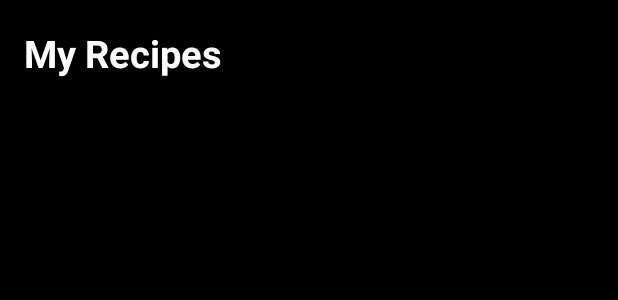
After one commit to VenujaVP/Mobile_App_Dev, an Android app: the layout activity_my_recipes.xml on its own in the app's theme, with its tools: preview values and no code run, on a phone screen of 412 x 824 dp. The commit adds this screen. Shown: the top 300 px of the screen. Run offline under Robolectric (Android 15) with nearby library versions, the phone set to English and light mode, and no system bars.

Commit message:
update13

```diff
--- /dev/null
+++ b/app/src/main/res/drawable/baseline_arrow_back_24.xml
@@ -0,0 +1,5 @@
+<vector xmlns:android="http://schemas.android.com/apk/res/android" android:autoMirrored="true" android:height="24dp" android:tint="#000000" android:viewportHeight="24" android:viewportWidth="24" android:width="24dp">
+
+    <path android:fillColor="@android:color/white" android:pathData="M20,11H7.83l5.59,-5.59L12,4l-8,8 8,8 1.41,-1.41L7.83,13H20v-2z"/>
+
+</vector>
--- /dev/null
+++ b/app/src/main/res/layout/activity_my_recipes.xml
@@ -0,0 +1,45 @@
+<?xml version="1.0" encoding="utf-8"?>
+<androidx.constraintlayout.widget.ConstraintLayout xmlns:android="http://schemas.android.com/apk/res/android"
+    xmlns:app="http://schemas.android.com/apk/res-auto"
+    xmlns:tools="http://schemas.android.com/tools"
+    android:id="@+id/main"
+    android:layout_width="match_parent"
+    android:layout_height="match_parent"
+    tools:context=".MyRecipes">
+
+    <androidx.constraintlayout.widget.ConstraintLayout
+        android:layout_width="match_parent"
+        android:layout_height="match_parent"
+        android:background="#000000"
+        android:backgroundTint="#000000"
+        app:layout_constraintBottom_toBottomOf="parent"
+        app:layout_constraintEnd_toEndOf="parent"
+        app:layout_constraintStart_toStartOf="parent"
+        app:layout_constraintTop_toTopOf="parent">
+
+        <TextView
+            android:id="@+id/Title"
+            android:layout_width="180dp"
+            android:layout_height="44dp"
+            android:text="My Recipes"
+            android:textColor="@color/white"
+            android:textSize="25sp"
+            android:textStyle="bold"
+            app:layout_constraintBottom_toBottomOf="parent"
+            app:layout_constraintEnd_toEndOf="parent"
+            app:layout_constraintHorizontal_bias="0.069"
+            app:layout_constraintStart_toStartOf="parent"
+            app:layout_constraintTop_toTopOf="parent"
+            app:layout_constraintVertical_bias="0.023" />
+
+        <androidx.recyclerview.widget.RecyclerView
+            android:id="@+id/recyclerView"
+            android:layout_width="match_parent"
+            android:layout_height="0dp"
+            app:layout_constraintTop_toBottomOf="@id/Title"
+            app:layout_constraintBottom_toBottomOf="parent"
+            app:layout_constraintStart_toStartOf="parent"
+            app:layout_constraintEnd_toEndOf="parent" />
+
+    </androidx.constraintlayout.widget.ConstraintLayout>
+</androidx.constraintlayout.widget.ConstraintLayout>
--- a/app/src/main/res/layout/activity_profile.xml
+++ b/app/src/main/res/layout/activity_profile.xml
@@ -36,7 +36,7 @@
             app:layout_constraintHorizontal_bias="0.056"
             app:layout_constraintStart_toStartOf="parent"
             app:layout_constraintTop_toTopOf="parent"
-            app:layout_constraintVertical_bias="0.64" />
+            app:layout_constraintVertical_bias="0.48" />
 
         <Button
             android:id="@+id/uploadButton"
@@ -68,7 +68,7 @@
     </androidx.constraintlayout.widget.ConstraintLayout>
 
     <Button
-        android:id="@+id/myRecipesButton"
+        android:id="@+id/addRecipesButton"
         android:layout_width="300dp"
         android:layout_height="62dp"
         android:backgroundTint="#FFFFFF"
@@ -87,7 +87,7 @@
         app:layout_constraintVertical_bias="0.354" />
 
     <Button
-        android:id="@+id/savedRecipesButton"
+        android:id="@+id/myRecipesButton"
         android:layout_width="300dp"
         android:layout_height="62dp"
         android:backgroundTint="#FFFFFF"
--- a/app/src/main/res/layout/activity_recapidetails.xml
+++ b/app/src/main/res/layout/activity_recapidetails.xml
@@ -149,11 +149,11 @@
         app:layout_constraintTop_toBottomOf="@id/recipeInstructionsText"
         app:layout_constraintVertical_bias="0.0"
         android:numStars="5"
-        android:rating="3"
+        android:stepSize="0.1"
         android:progressTint="#FFD700"
-        android:stepSize="1"
+        android:secondaryProgressTint="@color/white"
         android:progressBackgroundTint="@color/white"
-        />
+        android:isIndicator="true" />
 
     <LinearLayout
         android:id="@+id/linearLayout"
```
Also changed, not shown: app/src/main/AndroidManifest.xml (+6 -4 lines), app/src/main/java/com/example/myapplication/Favouurite.java (deleted, +0 -28 lines), app/src/main/java/com/example/myapplication/MyRecipes.java (added, +111 -0 lines), app/src/main/java/com/example/myapplication/RatingPage.java (+32 -4 lines), app/src/main/java/com/example/myapplication/Recapidetails.java (+53 -2 lines), app/src/main/java/com/example/myapplication/profile.java (+16 -2 lines), app/src/main/res/layout/activity_favouurite.xml (deleted, +0 -39 lines), app/src/main/res/layout/activity_rating_page.xml (+16 -3 lines).
